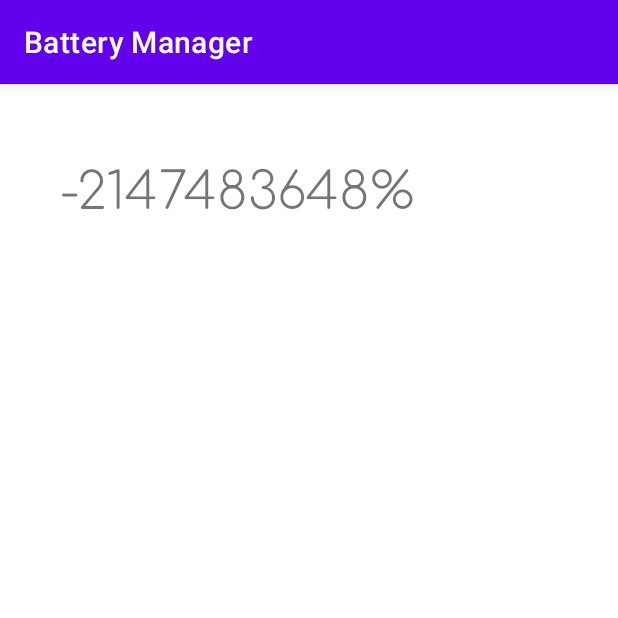
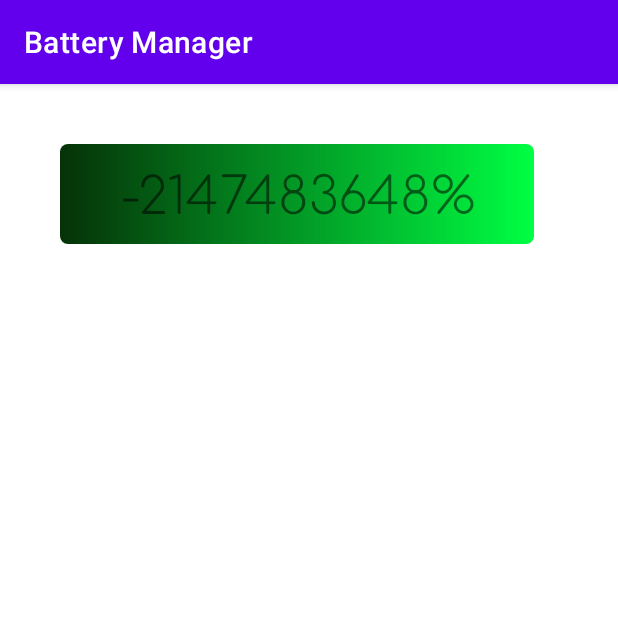
Before and after one commit to BharathJawahar/Battery-Manager-App, an Android app: the screen it shows after launch (MainActivity), on a phone screen of 412 x 824 dp, the top half of it. Run offline under Robolectric (Android 15) with nearby library versions, the phone set to English and light mode, and no system bars.

Commit message:
Added Battery Percentage UI

```diff
--- a/app/src/main/java/com/example/batterymanager/MainActivity.java
+++ b/app/src/main/java/com/example/batterymanager/MainActivity.java
@@ -1,17 +1,11 @@
 package com.example.batterymanager;
-
-import static java.lang.Thread.sleep;
 
 import androidx.appcompat.app.AppCompatActivity;
 
 import android.os.BatteryManager;
 import android.os.Bundle;
-import android.service.autofill.TextValueSanitizer;
-import android.util.Log;
+
 import android.widget.TextView;
-import android.widget.Toast;
-
-import org.w3c.dom.Text;
 
 public class MainActivity extends AppCompatActivity {
 
@@ -25,7 +19,7 @@ public class MainActivity extends AppCompatActivity {
         batterPercentageTextView = findViewById(R.id.batteryPercentage);
         batteryManager = (BatteryManager)getSystemService(BATTERY_SERVICE);
         int batteryPercentage = batteryManager.getIntProperty(BatteryManager.BATTERY_PROPERTY_CAPACITY);
-
-        batterPercentageTextView.setText(batteryPercentage + "%");
+        String batteryPercentageText = batteryPercentage + "%";
+        batterPercentageTextView.setText(batteryPercentageText);
     }
 }
--- a/app/src/main/res/drawable/round_rect_shape.xml
+++ b/app/src/main/res/drawable/round_rect_shape.xml
@@ -1,15 +1,19 @@
 <?xml version="1.0" encoding="utf-8"?>
-<selector xmlns:android="http://schemas.android.com/apk/res/android">
-    <shape xmlns:android="http://schemas.android.com/apk/res/android"
-        android:shape="rectangle" >
+<shape xmlns:android="http://schemas.android.com/apk/res/android"
+    android:shape="rectangle">
 
-        <solid android:color="#02fd43" />
+    <solid android:color="@color/teal_700"/>
 
-        <corners
-            android:bottomLeftRadius="8dp"
-            android:bottomRightRadius="8dp"
-            android:topLeftRadius="8dp"
-            android:topRightRadius="8dp" />
+    <size
+        android:height="50dp"
+        android:width="100dp">
+    </size>
 
-    </shape>
-</selector>
+    <gradient
+        android:type="linear"
+        android:angle="0"
+        android:startColor="#053207"
+        android:endColor="#00ff43" />
+
+    <corners android:radius="5dp"/>
+</shape>
--- a/app/src/main/res/layout/activity_main.xml
+++ b/app/src/main/res/layout/activity_main.xml
@@ -6,16 +6,31 @@
     android:layout_height="match_parent"
     tools:context=".MainActivity">
 
-    <TextView
-        android:id="@+id/batteryPercentage"
+    <androidx.constraintlayout.widget.ConstraintLayout
         android:layout_width="wrap_content"
         android:layout_height="wrap_content"
-        android:layout_marginLeft="40dp"
+        android:layout_marginStart="40dp"
         android:layout_marginTop="40dp"
-        android:fontFamily="@font/comfortaa_light"
-        android:text="0%"
-        android:textSize="34sp"
-        app:layout_constraintLeft_toLeftOf="parent"
-        app:layout_constraintTop_toTopOf="parent" />
+        android:background="@drawable/round_rect_shape"
+        app:layout_constraintStart_toStartOf="parent"
+        app:layout_constraintTop_toTopOf="parent">
+
+        <TextView
+            android:id="@+id/batteryPercentage"
+            android:layout_width="wrap_content"
+            android:layout_height="wrap_content"
+            android:layout_marginStart="40dp"
+            android:layout_marginTop="3dp"
+            android:layout_marginEnd="40dp"
+            android:layout_marginBottom="10dp"
+            android:fontFamily="@font/comfortaa_light"
+            android:text="0%"
+            android:textAlignment="center"
+            android:textSize="34sp"
+            app:layout_constraintBottom_toBottomOf="parent"
+            app:layout_constraintEnd_toEndOf="parent"
+            app:layout_constraintStart_toStartOf="parent"
+            app:layout_constraintTop_toTopOf="parent" />
+    </androidx.constraintlayout.widget.ConstraintLayout>
 
 </androidx.constraintlayout.widget.ConstraintLayout>
```
